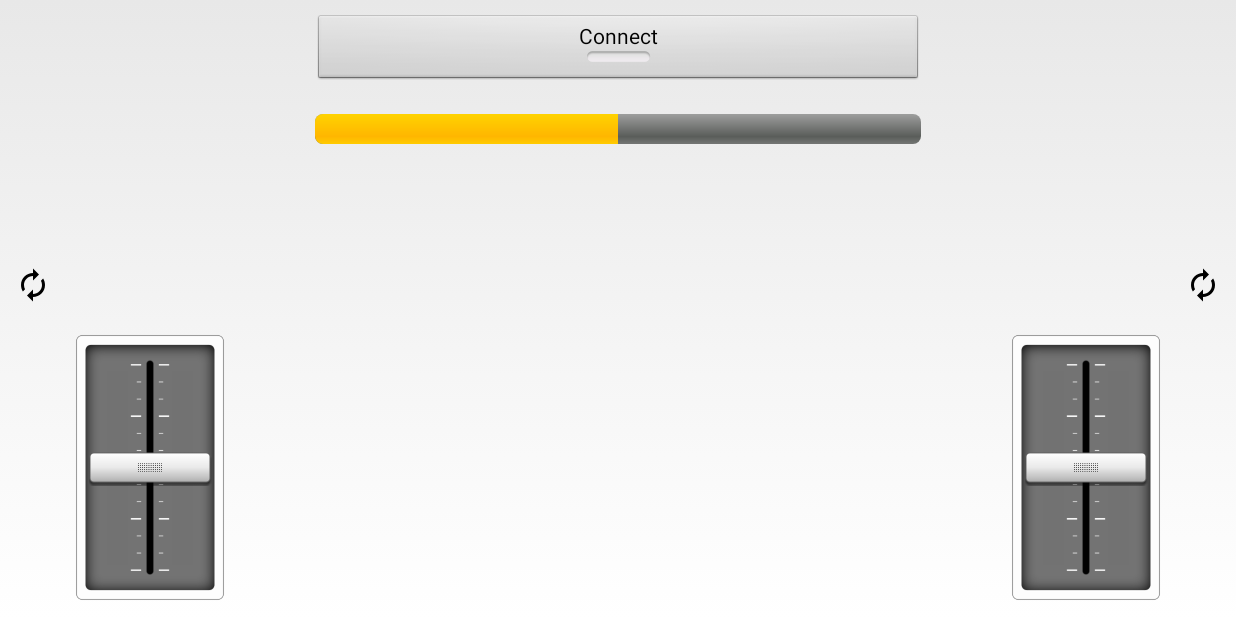
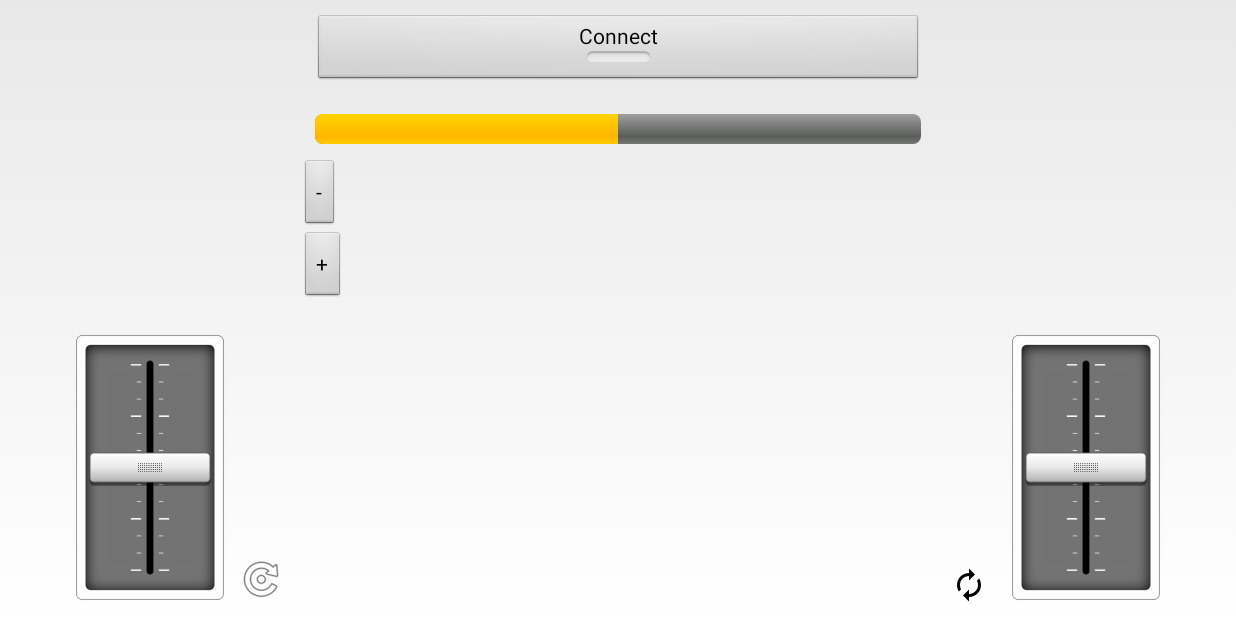
Before and after one commit to bundie1990/RoboRC, an Android app: the screen it shows after launch (MainActivity), on a phone screen of 824 x 412 dp (held sideways). Run offline under Robolectric (Android 15) with nearby library versions, the phone set to English and light mode, and no system bars.

Commit message:
Redesign Layout
- Layout redesign
- Progress bar coloring

```diff
--- a/RoboRC_app/src/main/java/net/fadvisor/roborc/MainActivity.java
+++ b/RoboRC_app/src/main/java/net/fadvisor/roborc/MainActivity.java
@@ -21,7 +21,8 @@ import android.os.Message;
 import android.view.View;
 import android.view.ViewTreeObserver;
 import android.widget.LinearLayout;
-import android.widget.GridLayout;
+import android.widget.ProgressBar;
+import android.widget.RelativeLayout;
 import android.widget.Toast;
 import android.widget.ToggleButton;
 
@@ -116,12 +117,12 @@ public class MainActivity extends Activity {
             sbR.setRotation(360);
         }
 
-        GridLayout mainGrid = (GridLayout)findViewById(R.id.mainGrid);
+        RelativeLayout mainGrid = (RelativeLayout)findViewById(R.id.mainGrid);
         mainGrid.getViewTreeObserver().addOnGlobalLayoutListener(new ViewTreeObserver.OnGlobalLayoutListener() {
             @SuppressWarnings("deprecation")
             @Override
             public void onGlobalLayout() {
-                GridLayout mainGrid = (GridLayout) findViewById(R.id.mainGrid);
+                RelativeLayout mainGrid = (RelativeLayout) findViewById(R.id.mainGrid);
                 resizeMainGrid(mainGrid);
 
                 if (android.os.Build.VERSION.SDK_INT >= 16)
@@ -138,11 +139,11 @@ public class MainActivity extends Activity {
         mContentView = this.getWindow().getDecorView();
     }
 
-    public void resizeMainGrid (GridLayout mainGrid) {
+    public void resizeMainGrid (RelativeLayout mainGrid) {
         LinearLayout centerLL;
 
-        int centerWidth = (int) (mainGrid.getWidth() - mainGrid.getChildAt(1).getWidth() - mainGrid.getChildAt(2).getWidth());
-        int centerHeight = (int) (mainGrid.getHeight() - mainGrid.getChildAt(1).getHeight());
+        int centerWidth = mainGrid.getWidth() - mainGrid.getChildAt(1).getWidth() - mainGrid.getChildAt(2).getWidth();
+        int centerHeight = mainGrid.getHeight() - mainGrid.getChildAt(1).getHeight();
 
         // The first element in the xml file must be the central one with the connect button
         centerLL = (LinearLayout) mainGrid.getChildAt(0);
@@ -270,7 +271,7 @@ public class MainActivity extends Activity {
         // Trigger the initial hide() shortly after the activity has been
         // created, to briefly hint to the user that UI controls
         // are available.
-        delayedFullscreenUI(300);
+        delayedFullscreenUI(2000);
 
         // Performing this check in onResume() covers the case in which BT was
         // not enabled during onStart(), so we were paused to enable it...
@@ -297,20 +298,22 @@ public class MainActivity extends Activity {
     private final Handler mHideHandler = new Handler();
     private View mContentView;
     private final Runnable mHidePart2Runnable = new Runnable() {
-        //@SuppressLint("InlinedApi")
+        @SuppressLint("InlinedApi")
         @Override
         public void run() {
             // Delayed removal of status and navigation bar
 
-            // Note that some of these constants are new as of API 16 (Jelly Bean)
-            // and API 19 (KitKat). It is safe to use them, as they are inlined
-            // at compile-time and do nothing on earlier devices.
-            mContentView.setSystemUiVisibility(View.SYSTEM_UI_FLAG_LOW_PROFILE
+            int newUiOptions = View.SYSTEM_UI_FLAG_LOW_PROFILE
                     | View.SYSTEM_UI_FLAG_FULLSCREEN
                     | View.SYSTEM_UI_FLAG_LAYOUT_STABLE
-//                    | View.SYSTEM_UI_FLAG_LAYOUT_HIDE_NAVIGATION      // Enabling these two ignores first touch on the app!!
-//                    | View.SYSTEM_UI_FLAG_HIDE_NAVIGATION             // I should test on other apis to see if i need them
-                    | View.SYSTEM_UI_FLAG_IMMERSIVE_STICKY);
+                    | View.SYSTEM_UI_FLAG_IMMERSIVE_STICKY;
+
+            if (Build.VERSION.SDK_INT > 16) {
+                newUiOptions ^= View.SYSTEM_UI_FLAG_LAYOUT_HIDE_NAVIGATION
+                        | View.SYSTEM_UI_FLAG_HIDE_NAVIGATION;
+            }
+
+            mContentView.setSystemUiVisibility(newUiOptions);
         }
     };
 
@@ -322,4 +325,28 @@ public class MainActivity extends Activity {
         mHideHandler.removeCallbacks(mHidePart2Runnable);
         mHideHandler.postDelayed(mHidePart2Runnable, delayMillis);
     }
+
+    public void batteryn(View view) {
+        ProgressBar pb = (ProgressBar) findViewById(R.id.pbBatteryLevel);
+        int prog = pb.getProgress() - 10;
+        pb.setProgress(prog);
+
+        if (prog <= 20) {
+            pb.getProgressDrawable().setColorFilter(0xFFFF0000,android.graphics.PorterDuff.Mode.MULTIPLY);
+        } else if (prog <= 50) {
+            pb.getProgressDrawable().setColorFilter(0xFFFFFF00,android.graphics.PorterDuff.Mode.MULTIPLY);
+        }
+    }
+
+    public void batteryp(View view) {
+        ProgressBar pb = (ProgressBar) findViewById(R.id.pbBatteryLevel);
+        int prog = pb.getProgress() + 10;
+        pb.setProgress(prog);
+
+        if (prog > 50) {
+            pb.getProgressDrawable().setColorFilter(0xFF00FF00,android.graphics.PorterDuff.Mode.MULTIPLY);
+        } else if (prog > 20) {
+            pb.getProgressDrawable().setColorFilter(0xFFFFFF00,android.graphics.PorterDuff.Mode.MULTIPLY);
+        }
+    }
 }
--- a/RoboRC_app/src/main/res/layout/activity_main.xml
+++ b/RoboRC_app/src/main/res/layout/activity_main.xml
@@ -1,6 +1,5 @@
-<GridLayout xmlns:android="http://schemas.android.com/apk/res/android"
+<RelativeLayout xmlns:android="http://schemas.android.com/apk/res/android"
     xmlns:tools="http://schemas.android.com/tools"
-    xmlns:ads="http://schemas.android.com/apk/res-auto"
     android:layout_width="match_parent"
     android:layout_height="match_parent"
     tools:context=".MainActivity"
@@ -11,11 +10,11 @@
     android:useDefaultMargins="false">
 
     <LinearLayout
-        android:orientation="vertical"
         android:layout_width="wrap_content"
         android:layout_height="wrap_content"
-        android:layout_row="0"
-        android:layout_column="1">
+        android:orientation="vertical"
+        android:layout_alignParentTop="true"
+        android:layout_centerHorizontal="true">
 
         <ToggleButton
             android:layout_width="match_parent"
@@ -35,15 +34,29 @@
             android:layout_gravity="center"
             android:max="100"
             android:progress="50"
-            android:layout_margin="10dp" />
+            android:layout_margin="10dp"/>
+
+        <Button
+            android:layout_width="wrap_content"
+            android:layout_height="wrap_content"
+            android:text="-"
+            android:id="@+id/button"
+            android:onClick="batteryn" />
+
+        <Button
+            android:layout_width="wrap_content"
+            android:layout_height="wrap_content"
+            android:text="+"
+            android:id="@+id/button2"
+            android:onClick="batteryp" />
+
     </LinearLayout>
 
     <FrameLayout
         android:layout_width="200dp"
         android:layout_height="200dp"
-        android:layout_row="1"
-        android:layout_column="2"
-        android:layout_gravity="bottom|end">
+        android:layout_alignParentBottom="true"
+        android:layout_alignParentRight="true">
 
         <net.fadvisor.roborc.MySeekBar
             android:id="@+id/sbR"
@@ -60,14 +73,22 @@
             android:rotation="270"
             android:layout_gravity="center"
             android:layout_margin="10dp" />
+
+        <Button
+            android:layout_width="wrap_content"
+            android:layout_height="wrap_content"
+            android:id="@+id/btnRotateR"
+            android:layout_gravity="left|bottom"
+            android:onClick="btnRotate_Click"
+            android:background="@drawable/sb_orientation"
+            android:layout_margin="10dp"/>
     </FrameLayout>
 
     <FrameLayout
         android:layout_width="200dp"
         android:layout_height="200dp"
-        android:layout_row="1"
-        android:layout_column="0"
-        android:layout_gravity="bottom|start">
+        android:layout_alignParentBottom="true"
+        android:layout_alignParentLeft="true">
 
         <net.fadvisor.roborc.MySeekBar
             android:id="@+id/sbL"
@@ -84,30 +105,15 @@
             android:rotation="270"
             android:layout_gravity="center"
             android:layout_margin="10dp" />
-    </FrameLayout>
 
         <Button
-        style="?android:attr/buttonStyleSmall"
-        android:layout_width="wrap_content"
-        android:layout_height="wrap_content"
-        android:id="@+id/btnRotateR"
-        android:layout_row="0"
-        android:layout_column="2"
-        android:layout_gravity="bottom|end"
-        android:onClick="btnRotate_Click"
-        android:layout_margin="10dp"
-        android:background="@drawable/sb_orientation" />
-
-    <Button
-        style="?android:attr/buttonStyleSmall"
             android:layout_width="wrap_content"
             android:layout_height="wrap_content"
             android:id="@+id/btnRotateL"
-        android:layout_row="0"
-        android:layout_column="0"
-        android:layout_gravity="bottom|start"
+            android:layout_gravity="right|bottom"
             android:onClick="btnRotate_Click"
-        android:background="@drawable/sb_orientation"
+            android:background="@android:drawable/ic_menu_rotate"
             android:layout_margin="10dp" />
+    </FrameLayout>
 
-</GridLayout>
+</RelativeLayout>
```
Lines whose indentation alone changed are shown as unchanged.
